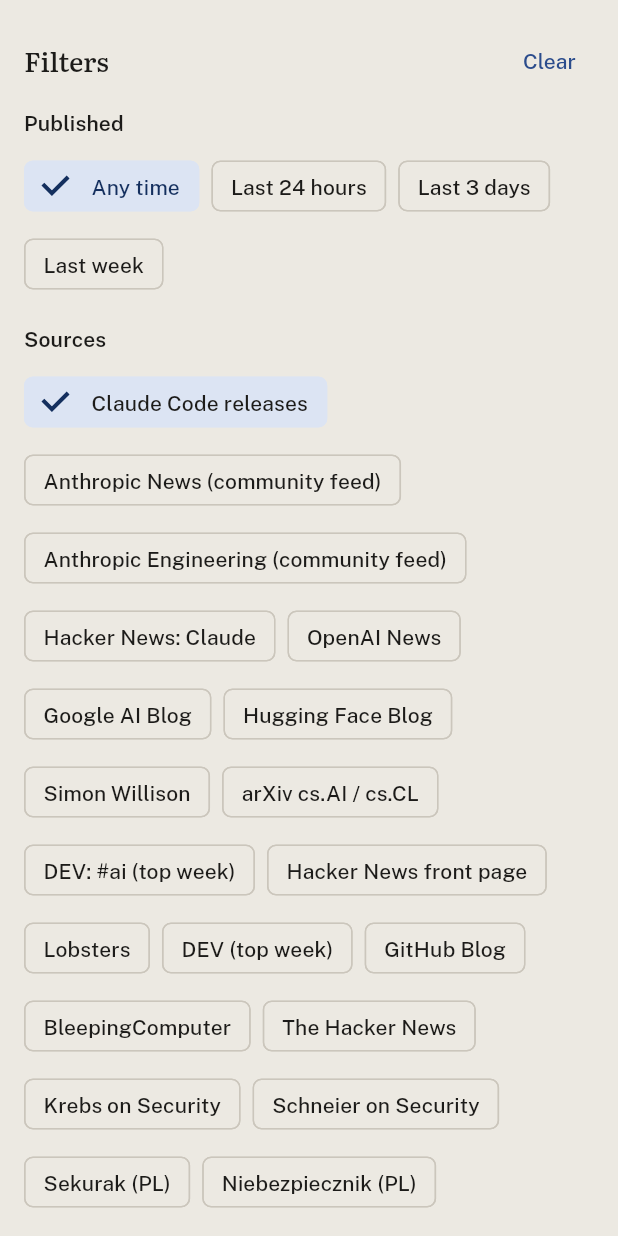
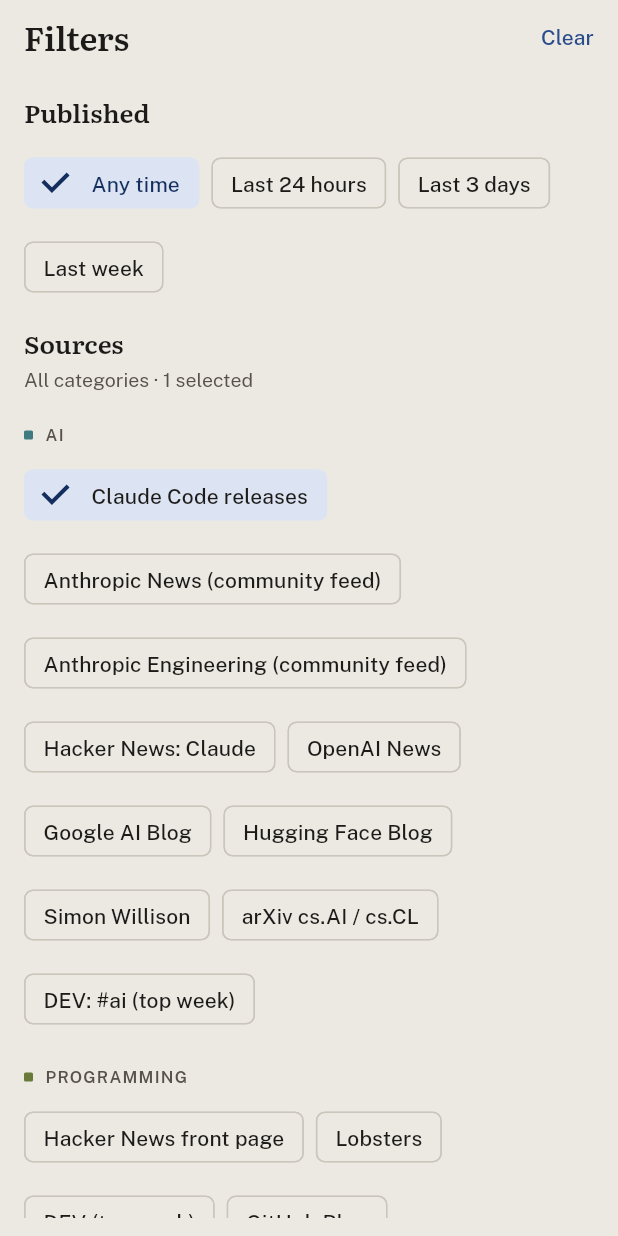
Before and after one commit to albertrzad18/news-bucket, a Flutter app: the FeedFilterSheet widget shown alone on an empty page, opened directly, after a tap on "Claude Code releases", on a phone screen of 412 x 824 dp. Run offline on Flutter 3.47's test engine with Material 3 defaults, Android fonts, the phone set to English and light mode, and no system bars; our stand-ins replace dio, drift, drift_flutter, flutter_local_notifications, flutter_riverpod, go_router and 2 more; missing offline and left inert: workmanager; accounts and stored records are empty; generated files the repository leaves out were written again; network calls fail; statements that could not run were skipped.

Commit message:
Group sources in the filter sheet
Co-Authored-By: Claude Opus 5.5 <noreply@anthropic.com>

```diff
--- a/lib/features/feed/feed_filter_sheet.dart
+++ b/lib/features/feed/feed_filter_sheet.dart
@@ -1,6 +1,9 @@
 import 'package:flutter/material.dart';
 import 'package:flutter_riverpod/flutter_riverpod.dart';
 
+import '../../core/theme/app_theme.dart';
+import '../../core/widgets/category_marker.dart';
+import '../../data/models/news_category.dart';
 import 'feed_providers.dart';
 
 /// Bottom sheet to narrow the feed by publication date and source.
@@ -12,25 +15,32 @@ class FeedFilterSheet extends ConsumerWidget {
     final filter = ref.watch(feedFilterProvider);
     final notifier = ref.read(feedFilterProvider.notifier);
     final sources = ref.watch(enabledSourcesProvider).value ?? const [];
-    final visible = sources
-        .where(
-          (s) =>
-              filter.categories.isEmpty ||
-              filter.categories.contains(s.category),
-        )
-        .toList();
-    final textTheme = Theme.of(context).textTheme;
+    final theme = Theme.of(context);
+    final textTheme = theme.textTheme;
+    final muted = textTheme.bodySmall!.copyWith(
+      color: theme.colorScheme.onSurfaceVariant,
+    );
+
+    final groups = [
+      for (final category in NewsCategory.values)
+        if (filter.categories.isEmpty || filter.categories.contains(category))
+          (category, sources.where((s) => s.category == category).toList()),
+    ].where((group) => group.$2.isNotEmpty);
 
     return SafeArea(
       child: Padding(
-        padding: const EdgeInsets.all(16),
+        padding: const EdgeInsets.only(bottom: 12),
         child: Column(
           mainAxisSize: MainAxisSize.min,
           crossAxisAlignment: CrossAxisAlignment.start,
           children: [
-            Row(
+            Padding(
+              padding: const EdgeInsets.fromLTRB(16, 0, 4, 0),
+              child: Row(
                 children: [
-                Expanded(child: Text('Filters', style: textTheme.titleLarge)),
+                  Expanded(
+                    child: Text('Filters', style: textTheme.headlineMedium),
+                  ),
                   TextButton(
                     onPressed: filter.sheetFilterCount == 0
                         ? null
@@ -39,12 +49,18 @@ class FeedFilterSheet extends ConsumerWidget {
                   ),
                 ],
               ),
-            const SizedBox(height: 8),
-            Text('Published', style: textTheme.titleSmall),
-            const SizedBox(height: 8),
-            Wrap(
+            ),
+            Flexible(
+              child: SingleChildScrollView(
+                child: Column(
+                  crossAxisAlignment: CrossAxisAlignment.start,
+                  children: [
+                    _heading(context, 'Published'),
+                    Padding(
+                      padding: const EdgeInsets.fromLTRB(16, 8, 16, 0),
+                      child: Wrap(
                         spacing: 8,
-              runSpacing: 4,
+                        runSpacing: 8,
                         children: [
                           for (final period in FeedPeriod.values)
                             ChoiceChip(
@@ -54,21 +70,45 @@ class FeedFilterSheet extends ConsumerWidget {
                             ),
                         ],
                       ),
-            const SizedBox(height: 16),
-            Text('Sources', style: textTheme.titleSmall),
-            const SizedBox(height: 8),
-            Flexible(
-              child: SingleChildScrollView(
+                    ),
+                    _heading(context, 'Sources'),
+                    Padding(
+                      padding: const EdgeInsets.fromLTRB(16, 0, 16, 8),
+                      child: Text(subtitle(filter), style: muted),
+                    ),
+                    for (final (category, items) in groups) ...[
+                      Padding(
+                        padding: const EdgeInsets.fromLTRB(16, 12, 16, 8),
+                        child: Row(
+                          children: [
+                            CategoryMarker(category),
+                            const SizedBox(width: 8),
+                            Expanded(
+                              child: Text(
+                                category.label.toUpperCase(),
+                                style: context.nbText.sectionLabel,
+                              ),
+                            ),
+                          ],
+                        ),
+                      ),
+                      Padding(
+                        padding: const EdgeInsets.fromLTRB(16, 0, 16, 8),
                         child: Wrap(
                           spacing: 8,
-                  runSpacing: 4,
+                          runSpacing: 8,
                           children: [
-                    for (final source in visible)
+                            for (final source in items)
                               FilterChip(
                                 label: Text(source.name),
                                 selected: filter.sourceIds.contains(source.id),
-                        onSelected: (_) => notifier.toggleSource(source.id),
+                                onSelected: (_) =>
+                                    notifier.toggleSource(source.id),
                               ),
+                          ],
+                        ),
+                      ),
+                    ],
                   ],
                 ),
               ),
@@ -78,4 +118,27 @@ class FeedFilterSheet extends ConsumerWidget {
       ),
     );
   }
+
+  Widget _heading(BuildContext context, String text) => Padding(
+    padding: const EdgeInsets.fromLTRB(16, 16, 16, 4),
+    child: Text(text, style: Theme.of(context).textTheme.titleMedium),
+  );
+
+  /// "Showing sources in Security and Crypto · 2 selected".
+  @visibleForTesting
+  static String subtitle(FeedFilter filter) {
+    final labels = [
+      for (final category in NewsCategory.values)
+        if (filter.categories.contains(category)) category.label,
+    ];
+    final scope = switch (labels.length) {
+      0 => 'All categories',
+      1 => 'Showing sources in ${labels.single}',
+      _ =>
+        'Showing sources in ${labels.sublist(0, labels.length - 1).join(', ')}'
+            ' and ${labels.last}',
+    };
+    final selected = filter.sourceIds.length;
+    return selected == 0 ? scope : '$scope · $selected selected';
   }
+}
```
Also changed, not shown: 1 other file. Lines whose indentation alone changed are shown as unchanged.
